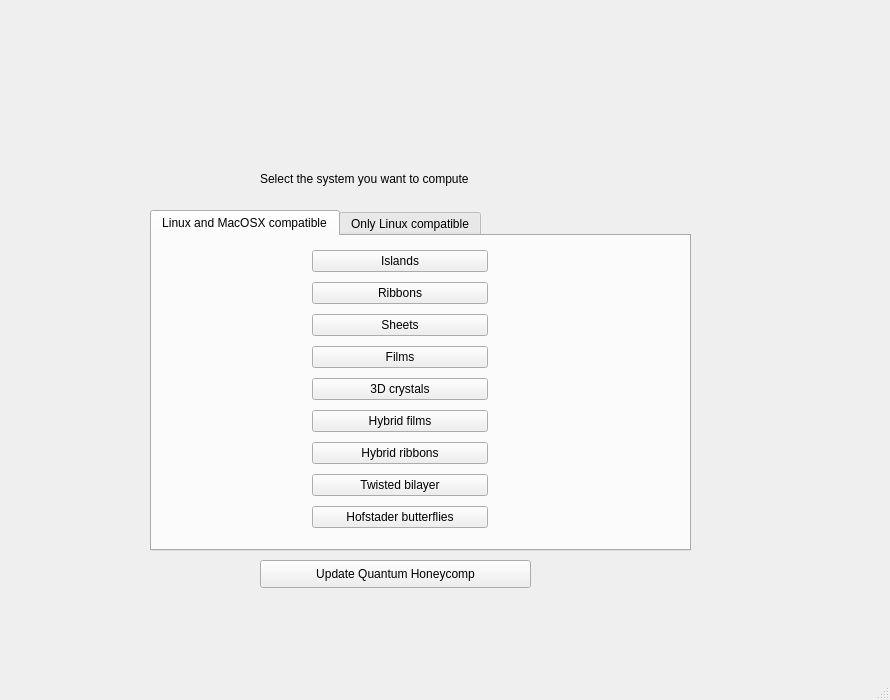
The window that development/interface-pyqt/system_selection/interface.ui (joselado/quantum-honeycomp) describes before a commit, drawn with Qt 5.
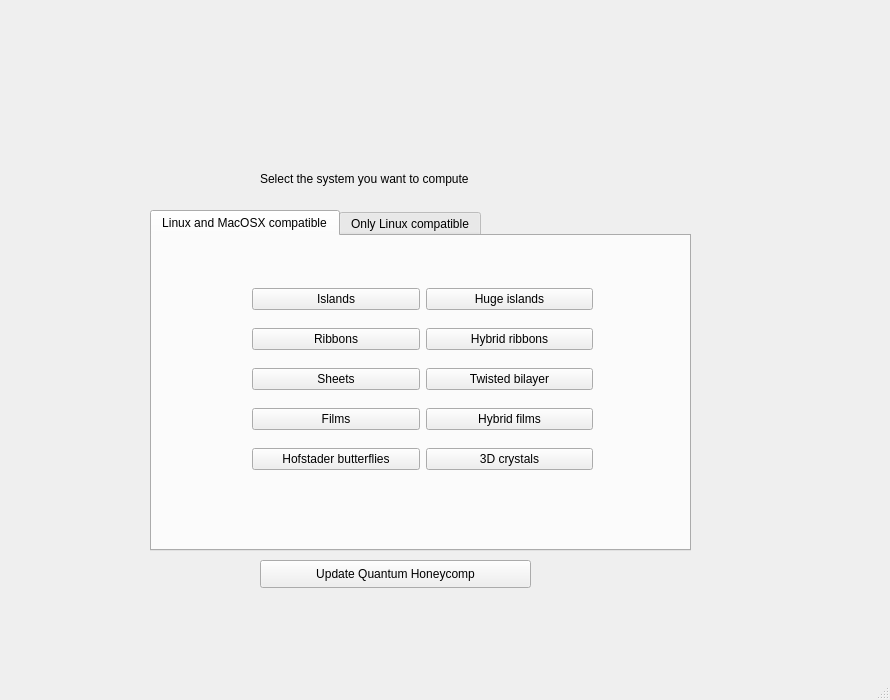
The same window after the commit.

Patch:
```diff
--- a/development/interface-pyqt/system_selection/interface.ui
+++ b/development/interface-pyqt/system_selection/interface.ui
@@ -65,13 +65,20 @@
      <widget class="QWidget" name="gridLayoutWidget_2">
       <property name="geometry">
        <rect>
-        <x>160</x>
-        <y>10</y>
-        <width>176</width>
-        <height>293</height>
+        <x>100</x>
+        <y>40</y>
+        <width>341</width>
+        <height>211</height>
        </rect>
       </property>
       <layout class="QGridLayout" name="gridLayout_2">
+       <item row="1" column="0">
+        <widget class="QPushButton" name="islands_pyqt">
+         <property name="text">
+          <string>Islands</string>
+         </property>
+        </widget>
+       </item>
        <item row="2" column="0">
         <widget class="QPushButton" name="ribbons_pyqt">
          <property name="text">
@@ -79,48 +86,13 @@
          </property>
         </widget>
        </item>
-       <item row="8" column="0">
-        <widget class="QPushButton" name="hybridribbon_pyqt">
-         <property name="text">
-          <string>Hybrid ribbons</string>
-         </property>
-        </widget>
-       </item>
-       <item row="9" column="0">
-        <widget class="QPushButton" name="twisted_bilayer">
-         <property name="text">
-          <string>Twisted bilayer</string>
-         </property>
-        </widget>
-       </item>
-       <item row="5" column="0">
-        <widget class="QPushButton" name="film2d_pyqt">
-         <property name="text">
-          <string>Films</string>
-         </property>
-        </widget>
-       </item>
-       <item row="7" column="0">
+       <item row="4" column="1">
         <widget class="QPushButton" name="heterostructure">
          <property name="text">
           <string>Hybrid films</string>
          </property>
         </widget>
        </item>
-       <item row="1" column="0">
-        <widget class="QPushButton" name="islands_pyqt">
-         <property name="text">
-          <string>Islands</string>
-         </property>
-        </widget>
-       </item>
-       <item row="3" column="0">
-        <widget class="QPushButton" name="sheets">
-         <property name="text">
-          <string>Sheets</string>
-         </property>
-        </widget>
-       </item>
        <item row="10" column="0">
         <widget class="QPushButton" name="hofstader_pyqt">
          <property name="text">
@@ -128,13 +100,48 @@
          </property>
         </widget>
        </item>
-       <item row="6" column="0">
+       <item row="4" column="0">
+        <widget class="QPushButton" name="film2d_pyqt">
+         <property name="text">
+          <string>Films</string>
+         </property>
+        </widget>
+       </item>
+       <item row="1" column="1">
+        <widget class="QPushButton" name="huge0d_pyqt">
+         <property name="text">
+          <string>Huge islands</string>
+         </property>
+        </widget>
+       </item>
+       <item row="10" column="1">
         <widget class="QPushButton" name="crystal3d_pyqt">
          <property name="text">
           <string>3D crystals</string>
          </property>
         </widget>
        </item>
+       <item row="2" column="1">
+        <widget class="QPushButton" name="hybridribbon_pyqt">
+         <property name="text">
+          <string>Hybrid ribbons</string>
+         </property>
+        </widget>
+       </item>
+       <item row="3" column="0">
+        <widget class="QPushButton" name="sheets">
+         <property name="text">
+          <string>Sheets</string>
+         </property>
+        </widget>
+       </item>
+       <item row="3" column="1">
+        <widget class="QPushButton" name="twisted_bilayer">
+         <property name="text">
+          <string>Twisted bilayer</string>
+         </property>
+        </widget>
+       </item>
       </layout>
      </widget>
     </widget>
@@ -238,7 +245,7 @@
      <x>0</x>
      <y>0</y>
      <width>890</width>
-     <height>25</height>
+     <height>24</height>
     </rect>
    </property>
   </widget>
```
